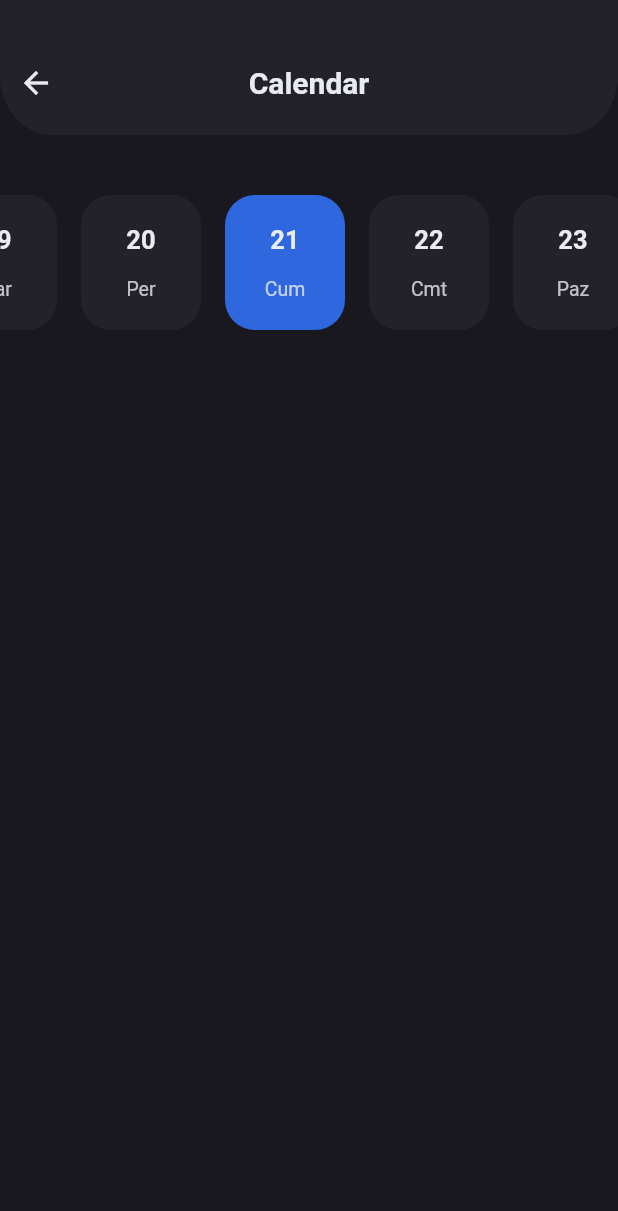
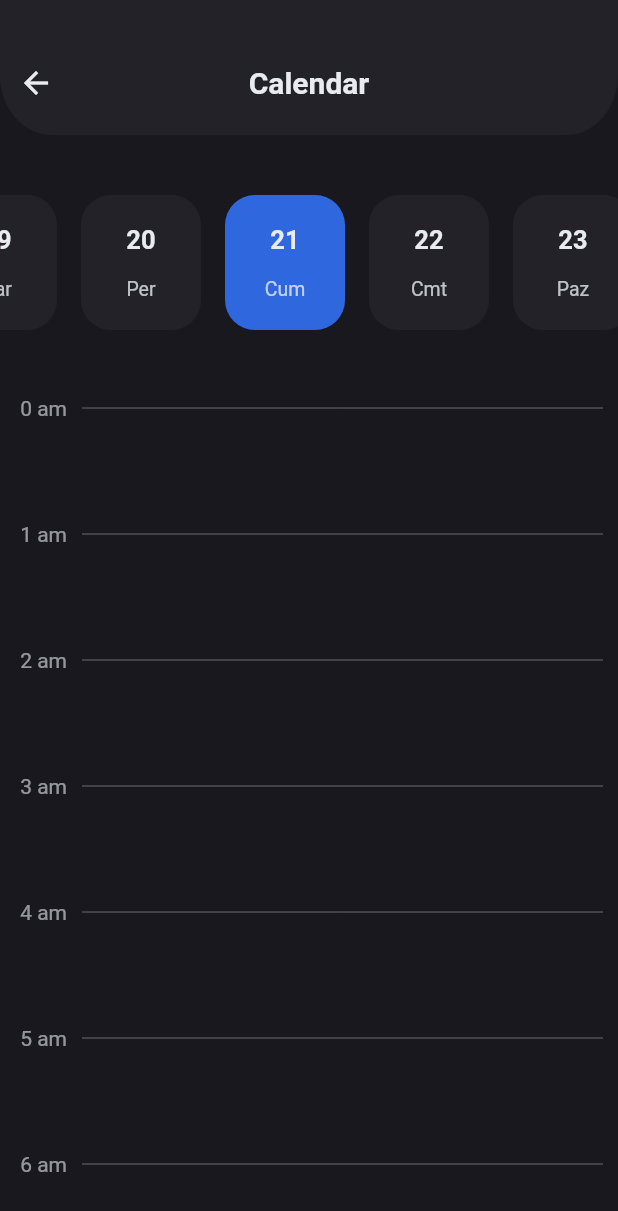
Before and after one commit to oguzhan2142/todo, a Flutter app: the CalendarScreen screen opened directly, on a phone screen of 412 x 824 dp. Shown: the top 1211 px of the screen. Run offline on Flutter 3.47's test engine with Material 2 defaults, Android fonts, the phone set to English and light mode, and no system bars; our stand-ins replace flutter_mobx, font_awesome_flutter, mobx, pie_chart, sleek_circular_slider; generated files the repository leaves out were written again.

Commit message:
display timeline hours and horizontal lines

```diff
--- a/lib/screens/calendar_screen/calendar_screen.dart
+++ b/lib/screens/calendar_screen/calendar_screen.dart
@@ -2,6 +2,7 @@ import 'package:flutter/material.dart';
 import 'package:todo/constants/colors.dart';
 import 'package:todo/screens/calendar_screen/widgets/calendar_app_bar.dart';
 import 'package:todo/screens/calendar_screen/widgets/pick_day.dart';
+import 'package:todo/screens/calendar_screen/widgets/timeline.dart';
 
 class CalendarScreen extends StatelessWidget {
   @override
@@ -17,6 +18,8 @@ class CalendarScreen extends StatelessWidget {
         children: [
           SizedBox(height: 40),
           PickDay(),
+          SizedBox(height: 40),
+          Expanded(child: TimeLine()),
         ],
       ),
     );
--- /dev/null
+++ b/lib/screens/calendar_screen/widgets/timeline.dart
@@ -0,0 +1,55 @@
+import 'package:flutter/material.dart';
+import 'package:todo/constants/colors.dart';
+
+class TimeLine extends StatelessWidget {
+  String getClockText(int index) {
+    var value = index / 61;
+    var buffer = StringBuffer();
+    if (value > 12) {
+      var convertedValue = (value % 12).toInt();
+      buffer.write(convertedValue.toString());
+      buffer.write(' pm');
+    } else {
+      var convertedValue = value.toInt();
+      buffer.write(convertedValue.toString());
+      buffer.write(' am');
+    }
+
+    return buffer.toString().padLeft(5);
+  }
+
+  @override
+  Widget build(BuildContext context) {
+    return Container(
+      padding: const EdgeInsets.symmetric(horizontal: 10),
+      child: ListView.builder(
+        itemCount: 24 * 60 + 24,
+        itemBuilder: (context, index) {
+          if (index % 61 == 0) {
+            return Padding(
+              padding: const EdgeInsets.symmetric(vertical: 4),
+              child: Row(
+                children: [
+                  Text(
+                    getClockText(index),
+                    textAlign: TextAlign.start,
+                    style: TextStyle(
+                      color: AppColor.white.withOpacity(0.6),
+                    ),
+                  ),
+                  SizedBox(width: 10),
+                  Expanded(
+                    child: Divider(
+                      color: AppColor.white.withOpacity(0.4),
+                    ),
+                  ),
+                ],
+              ),
+            );
+          }
+          return Container(height: 1);
+        },
+      ),
+    );
+  }
+}
```
